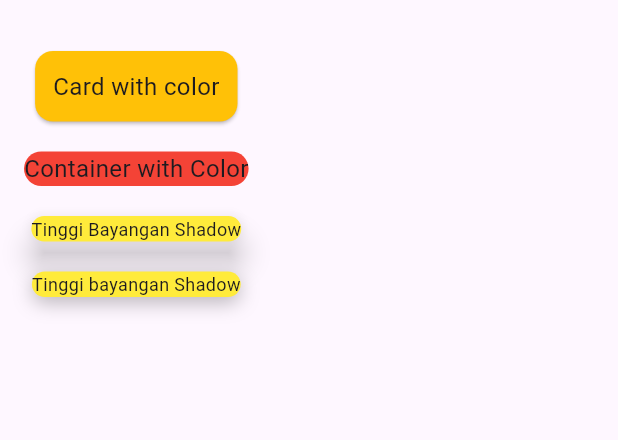
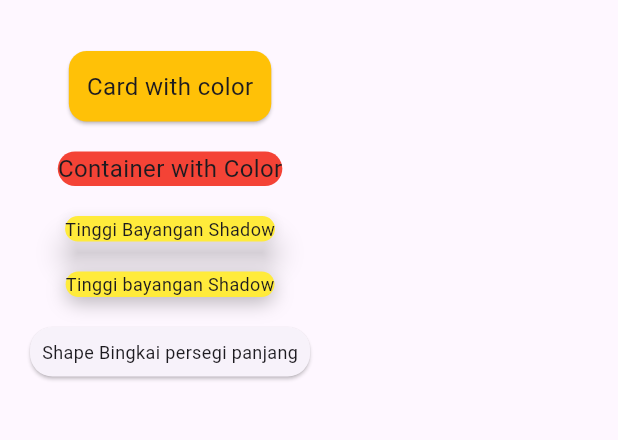
Before and after one commit to Frientia/tugas_week_8_1123150114, a Flutter app: the screen it shows after launch, on a phone screen of 412 x 824 dp, the part 63-503 px from its top. Run offline on Flutter 3.47's test engine with Material 3 defaults, Android fonts, the phone set to English and light mode, and no system bars.

Commit message:
menambahkan Card Dengan Shape

```diff
--- a/lib/pages/page_card_01.dart
+++ b/lib/pages/page_card_01.dart
@@ -48,6 +48,15 @@ class MyPages extends StatelessWidget {
               ),
               child: Text("Tinggi bayangan Shadow", style: TextStyle(fontSize: 12.0)),
             ),
+            SizedBox(height: 16),
+
+            Card(
+              shape: RoundedRectangleBorder(borderRadius: BorderRadius.circular(15)),
+              child: Padding(
+                padding: EdgeInsets.all(8),
+                child: Text("Shape Bingkai persegi panjang", style: TextStyle(fontSize: 12),),
+              ),
+            ),
           ],
         ),
       ),
```
